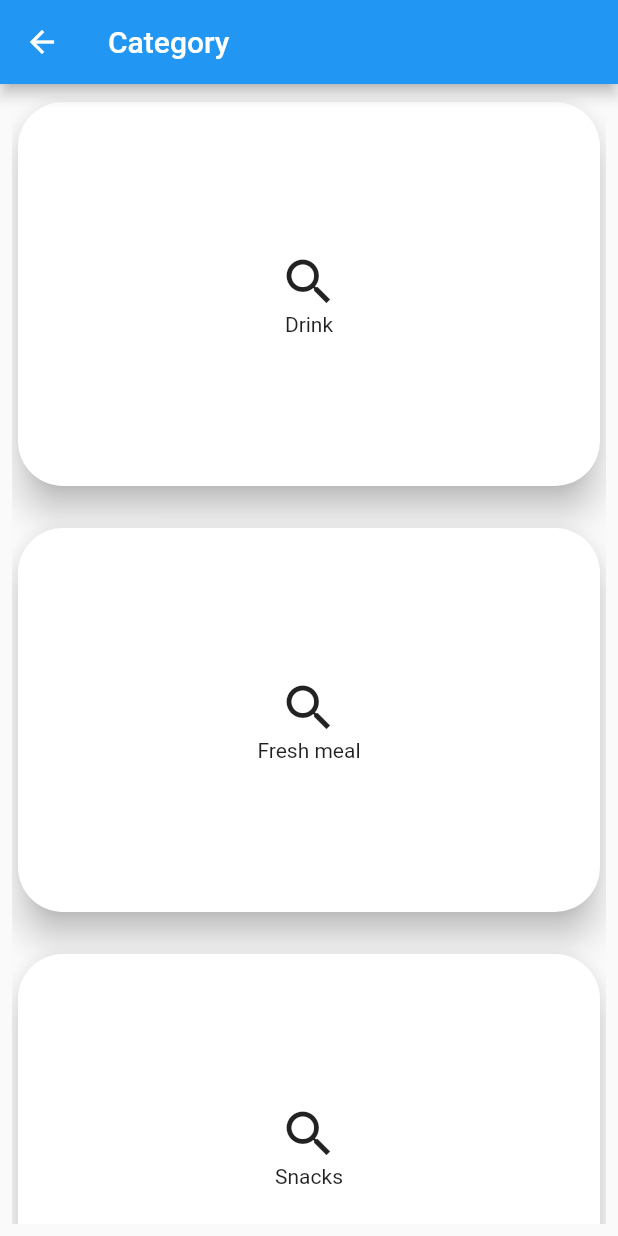
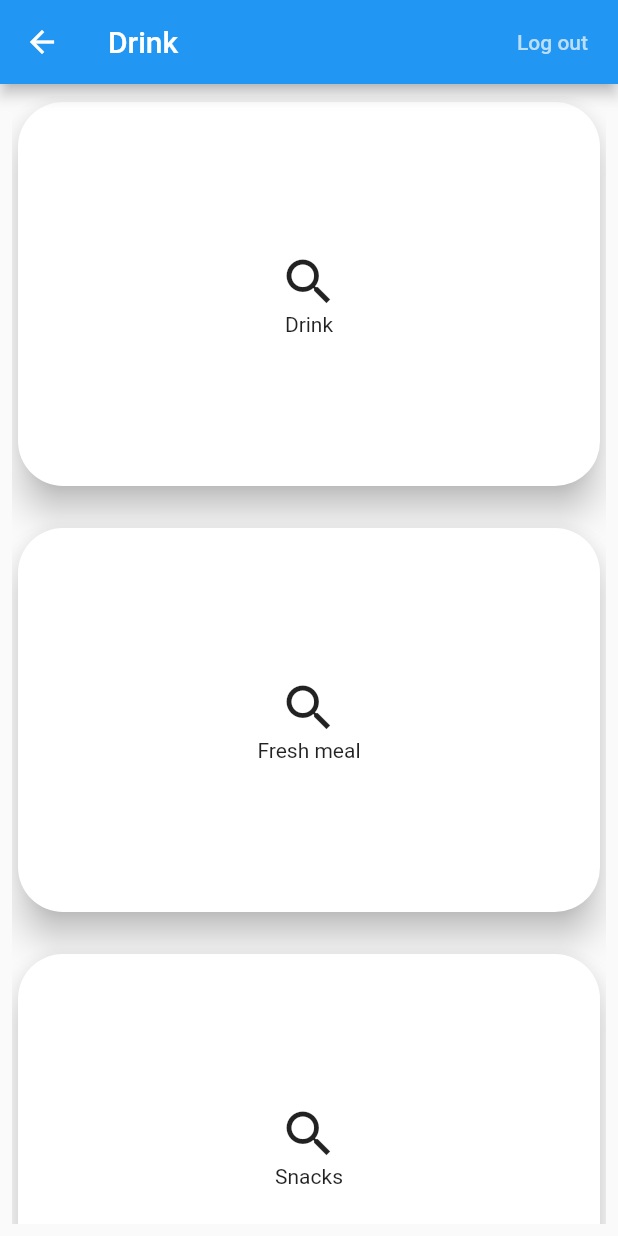
Before and after one commit to ChotongW/jiw_jiw, a Flutter app: the Drink screen opened directly, on a phone screen of 412 x 824 dp. Run offline on Flutter 3.47's test engine with Material 2 defaults, Android fonts, the phone set to English and light mode, and no system bars; our stand-ins replace firebase_auth, firebase_core, firebase_database, flutter_svg, form_field_validator; accounts and stored records are empty.

Commit message:
replace custom appbar

```diff
--- a/lib/screens/item/drink.dart
+++ b/lib/screens/item/drink.dart
@@ -1,4 +1,6 @@
 import 'package:flutter/material.dart';
+
+import '../appbar/appbar.dart';
 
 class Drink extends StatefulWidget {
   const Drink({super.key});
@@ -22,8 +24,8 @@ class _DrinkState extends State<Drink> {
   ];
   Widget build(BuildContext context) {
     return Scaffold(
-      appBar: AppBar(
-        title: Text('Category '),
+      appBar: MyAppBar(
+        title: "Drink",
       ),
       body: Padding(
         padding: const EdgeInsets.all(8.0),
```
